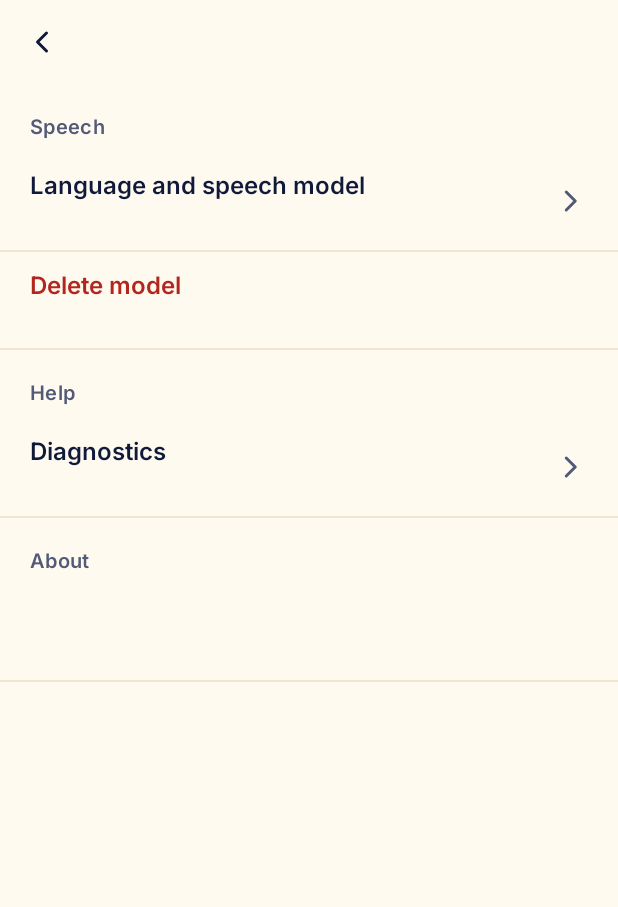
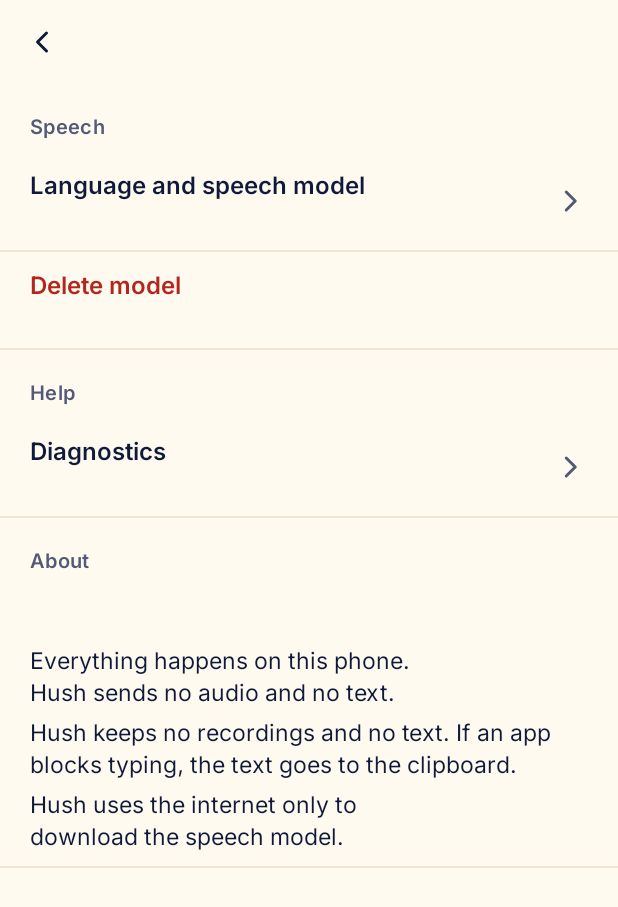
Before and after one commit to ksuh90/hush, an Android app: the layout activity_settings.xml on its own in the app's theme, with its tools: preview values and no code run, on a phone screen of 412 x 824 dp. Shown: the top 907 px of the screen. Run offline under Robolectric (Android 15) with nearby library versions, the phone set to English and light mode, and no system bars; network calls fail.

Commit message:
State in About that everything stays on the phone
Settings > About now says in three short lines that Hush sends no audio
or text, keeps no recordings or text (the clipboard is used only when an
app blocks typing), and uses the internet only for the model download.
The lines use body color and balanced line breaks.

PrivacyTest keeps this true: only ModelStore uses the network and writes
files, downloads come only from the model hosts, and backup excludes all
data.

```diff
--- a/app/src/main/java/app/hush/SettingsActivity.kt
+++ b/app/src/main/java/app/hush/SettingsActivity.kt
@@ -25,7 +25,6 @@ class SettingsActivity : Activity() {
         findViewById<View>(R.id.diagnosticsRow).setOnClickListener { startActivity(Intent(this, DiagnosticsActivity::class.java)) }
         text(R.id.diagnosticsSummary, getString(R.string.diagnostics_summary))
         text(R.id.aboutTitle, getString(R.string.about_version, packageManager.getPackageInfo(packageName, 0).versionName))
-        text(R.id.aboutSummary, getString(R.string.about_summary))
     }
 
     override fun onResume() {
--- a/app/src/main/res/layout/activity_settings.xml
+++ b/app/src/main/res/layout/activity_settings.xml
@@ -165,11 +165,23 @@
                     android:layout_height="wrap_content" />
 
                 <TextView
-                    android:id="@+id/aboutSummary"
-                    style="@style/Hush.Small"
+                    style="@style/Hush.About"
                     android:layout_width="wrap_content"
                     android:layout_height="wrap_content"
-                    android:layout_marginTop="2dp" />
+                    android:layout_marginTop="6dp"
+                    android:text="@string/about_on_phone" />
+
+                <TextView
+                    style="@style/Hush.About"
+                    android:layout_width="wrap_content"
+                    android:layout_height="wrap_content"
+                    android:text="@string/about_keeps" />
+
+                <TextView
+                    style="@style/Hush.About"
+                    android:layout_width="wrap_content"
+                    android:layout_height="wrap_content"
+                    android:text="@string/about_internet" />
             </LinearLayout>
         </LinearLayout>
     </ScrollView>
--- a/app/src/main/res/values/strings.xml
+++ b/app/src/main/res/values/strings.xml
@@ -51,7 +51,9 @@
     <string name="diagnostics_summary">Microphone, engine and typing notes</string>
     <string name="diagnostics_hint">The last results of the microphone, the speech engine and typing. Send them when you report a problem.</string>
     <string name="about_version">Hush %1$s</string>
-    <string name="about_summary">Speech stays on this phone. After the model download, Hush uses no network.</string>
+    <string name="about_on_phone">Everything happens on this phone. Hush sends no audio and no text.</string>
+    <string name="about_keeps">Hush keeps no recordings and no text. If an app blocks typing, the text goes to the clipboard.</string>
+    <string name="about_internet">Hush uses the internet only to download the speech model.</string>
 
     <string name="channel_recording">Recording</string>
     <string name="notification_listening">Hush is listening</string>
--- a/app/src/main/res/values/styles.xml
+++ b/app/src/main/res/values/styles.xml
@@ -50,6 +50,14 @@
         <item name="android:textColor">@color/mute</item>
         <item name="android:textSize">13.5sp</item>
         <item name="android:lineHeight">19sp</item>
+    </style>
+
+    <!-- The privacy lines under About: body color, so they read as facts, not as a hint. -->
+    <style name="Hush.About" parent="Hush.Text">
+        <item name="android:textSize">15sp</item>
+        <item name="android:lineHeight">21sp</item>
+        <item name="android:layout_marginTop">4dp</item>
+        <item name="android:breakStrategy">balanced</item>
     </style>
 
     <style name="Hush.Strong" parent="Hush.Text">
```
Also changed, not shown: 1 other file.
